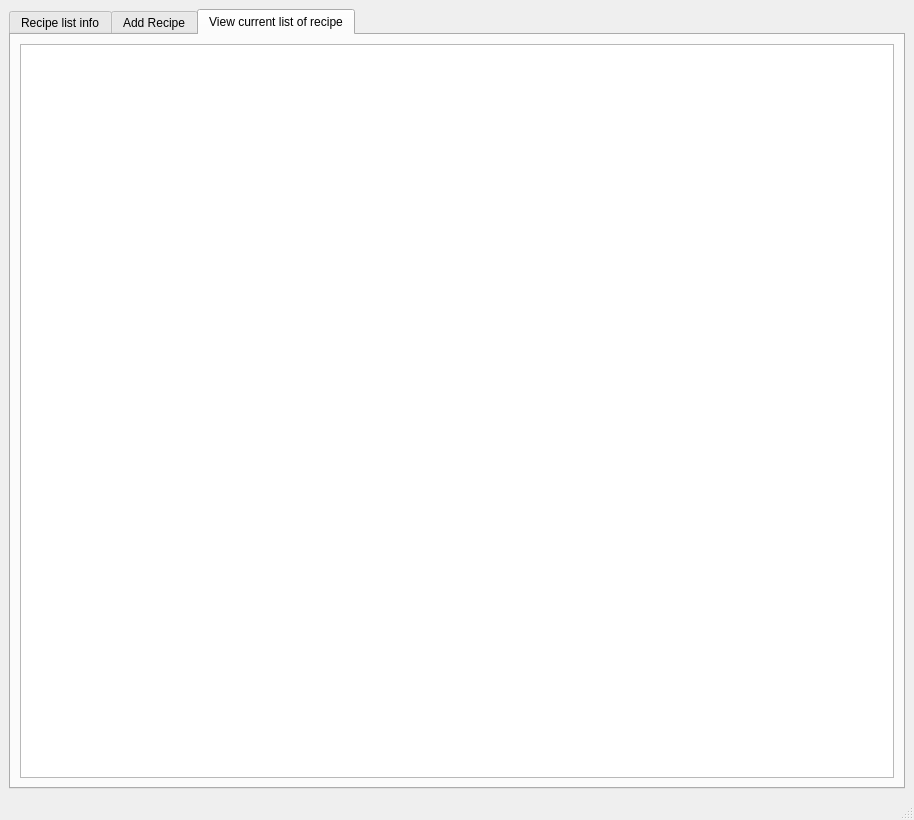
First picture: the form in main_window.ui, repository slevasse/foodinator, before the edit.
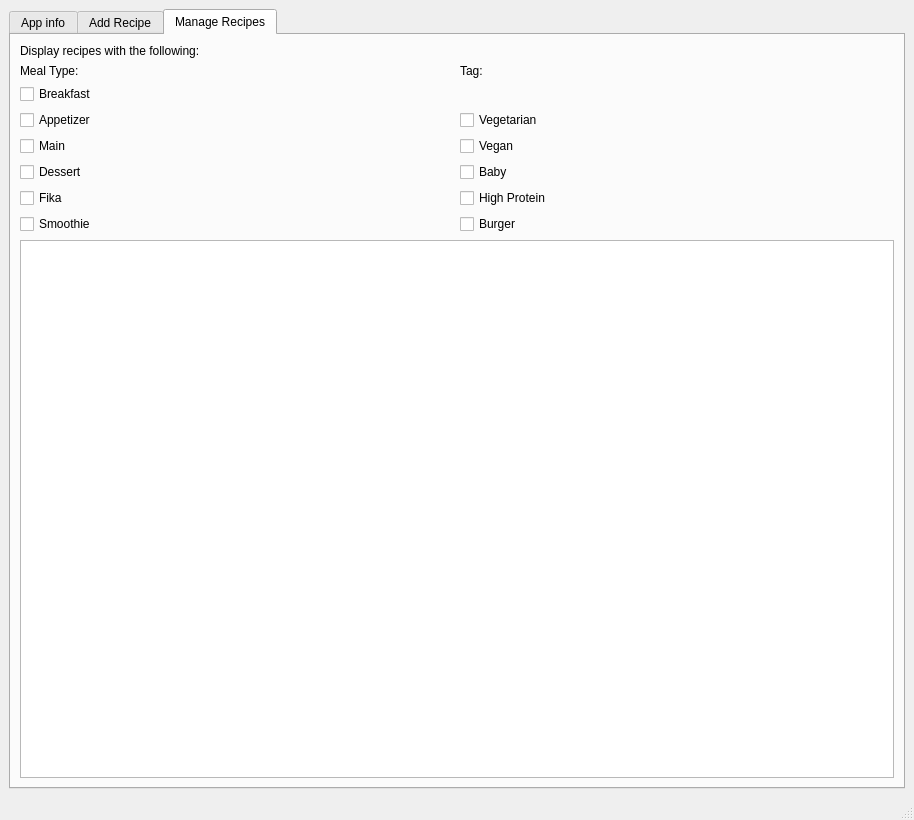
Second picture: the form after the edit. The open tabs and pages were chosen to show the change.

Commit message: started with the recipe display. Started with the sorting of the recipe and their display.

The edit to the form file:
```diff
--- a/main_window.ui
+++ b/main_window.ui
@@ -25,7 +25,7 @@
       </property>
       <widget class="QWidget" name="tab">
        <attribute name="title">
-        <string>Recipe list info</string>
+        <string>App info</string>
        </attribute>
        <layout class="QGridLayout" name="gridLayout_2">
         <item row="1" column="1">
@@ -356,11 +356,113 @@
       </widget>
       <widget class="QWidget" name="tab_3">
        <attribute name="title">
-        <string>View current list of recipe</string>
+        <string>Manage Recipes</string>
        </attribute>
        <layout class="QVBoxLayout" name="verticalLayout">
         <item>
-         <widget class="QListWidget" name="listWidget"/>
+         <widget class="QLabel" name="label_8">
+          <property name="text">
+           <string>Display recipes with the following:</string>
+          </property>
+         </widget>
+        </item>
+        <item>
+         <layout class="QGridLayout" name="gridLayout_4">
+          <item row="6" column="1">
+           <widget class="QCheckBox" name="checkBox_sort_burger">
+            <property name="text">
+             <string>Burger</string>
+            </property>
+           </widget>
+          </item>
+          <item row="4" column="1">
+           <widget class="QCheckBox" name="checkBox_sort_baby">
+            <property name="text">
+             <string>Baby</string>
+            </property>
+           </widget>
+          </item>
+          <item row="5" column="0">
+           <widget class="QCheckBox" name="checkBox_sort_fika">
+            <property name="text">
+             <string>Fika</string>
+            </property>
+           </widget>
+          </item>
+          <item row="2" column="1">
+           <widget class="QCheckBox" name="checkBox_sort_vege">
+            <property name="text">
+             <string>Vegetarian</string>
+            </property>
+           </widget>
+          </item>
+          <item row="3" column="0">
+           <widget class="QCheckBox" name="checkBox_sort_main">
+            <property name="text">
+             <string>Main</string>
+            </property>
+           </widget>
+          </item>
+          <item row="0" column="0">
+           <widget class="QLabel" name="label_6">
+            <property name="text">
+             <string>Meal Type:</string>
+            </property>
+           </widget>
+          </item>
+          <item row="0" column="1">
+           <widget class="QLabel" name="label_7">
+            <property name="text">
+             <string>Tag:</string>
+            </property>
+           </widget>
+          </item>
+          <item row="4" column="0">
+           <widget class="QCheckBox" name="checkBox_sort_dessert">
+            <property name="text">
+             <string>Dessert</string>
+            </property>
+           </widget>
+          </item>
+          <item row="3" column="1">
+           <widget class="QCheckBox" name="checkBox_sort_vegan">
+            <property name="text">
+             <string>Vegan</string>
+            </property>
+           </widget>
+          </item>
+          <item row="5" column="1">
+           <widget class="QCheckBox" name="checkBox_sort_high_prot">
+            <property name="text">
+             <string>High Protein</string>
+            </property>
+           </widget>
+          </item>
+          <item row="2" column="0">
+           <widget class="QCheckBox" name="checkBox_sort_appetizer">
+            <property name="text">
+             <string>Appetizer</string>
+            </property>
+           </widget>
+          </item>
+          <item row="6" column="0">
+           <widget class="QCheckBox" name="checkBox_sort_smoothie">
+            <property name="text">
+             <string>Smoothie</string>
+            </property>
+           </widget>
+          </item>
+          <item row="1" column="0">
+           <widget class="QCheckBox" name="checkBox_sort_breakfast">
+            <property name="text">
+             <string>Breakfast</string>
+            </property>
+           </widget>
+          </item>
+         </layout>
+        </item>
+        <item>
+         <widget class="QTableWidget" name="tableWidget_recipe"/>
         </item>
        </layout>
       </widget>
```
Left out of the diff: 151 changed lines with no effect on the pictures. The commit also changes 2 other files.
